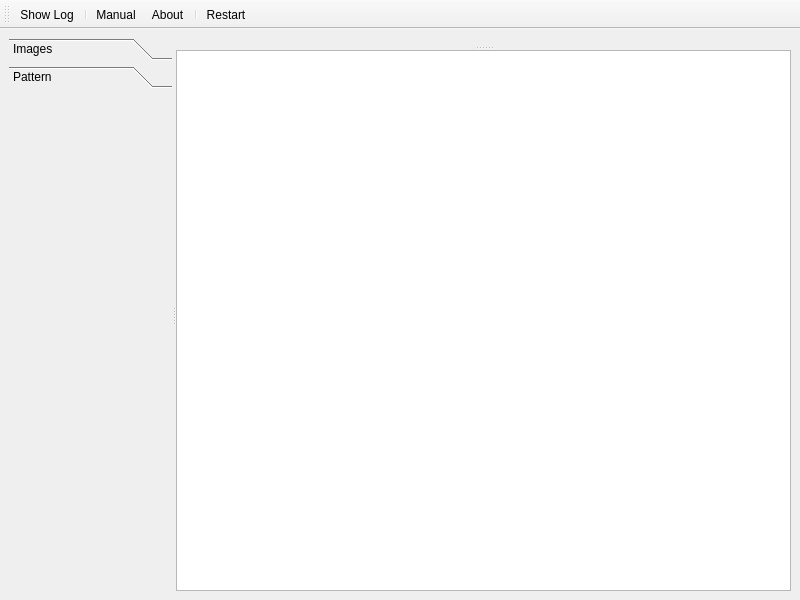
The window that src/mainwindow.ui (dmr-tools/anytone-emu) describes before a commit, drawn with Qt 5.
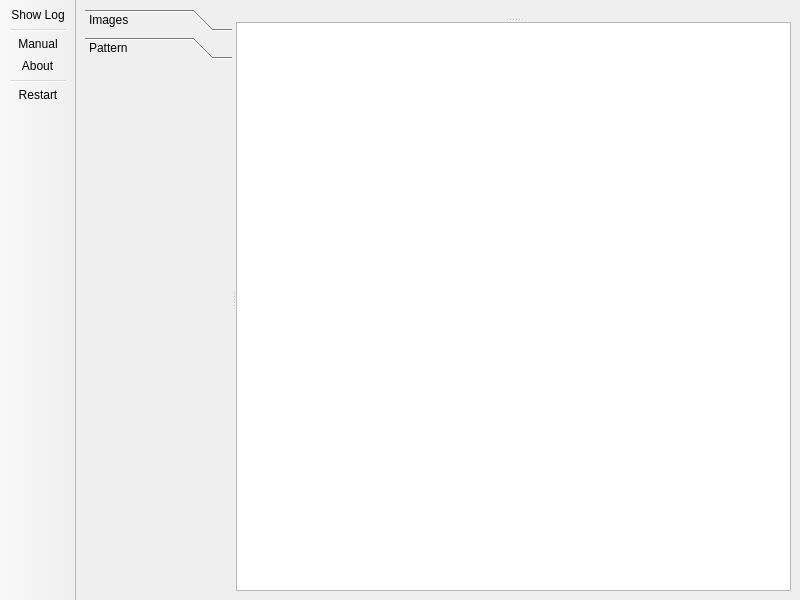
The same window after the commit. Icons and pictures are not drawn. Custom widgets are drawn as their Qt base class.

Diff of the .ui file:
```diff
--- a/src/mainwindow.ui
+++ b/src/mainwindow.ui
@@ -56,8 +56,8 @@
          <rect>
           <x>0</x>
           <y>0</y>
-          <width>163</width>
-          <height>487</height>
+          <width>155</width>
+          <height>520</height>
          </rect>
         </property>
         <attribute name="icon">
@@ -137,8 +137,17 @@
    <property name="windowTitle">
     <string>toolBar</string>
    </property>
+   <property name="movable">
+    <bool>false</bool>
+   </property>
+   <property name="orientation">
+    <enum>Qt::Vertical</enum>
+   </property>
+   <property name="floatable">
+    <bool>false</bool>
+   </property>
    <attribute name="toolBarArea">
-    <enum>TopToolBarArea</enum>
+    <enum>LeftToolBarArea</enum>
    </attribute>
    <attribute name="toolBarBreak">
     <bool>false</bool>
```
Left out of the diff: 27 changed lines with no effect on the pictures.
